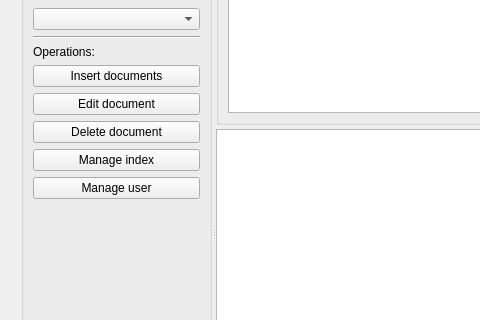
Above: qml/main.ui from naponmeka/monger before the change; both pictures show x 0 to 480 and y 86 to 406 of the 1039 by 638 pixel window. Below: the same form after it.
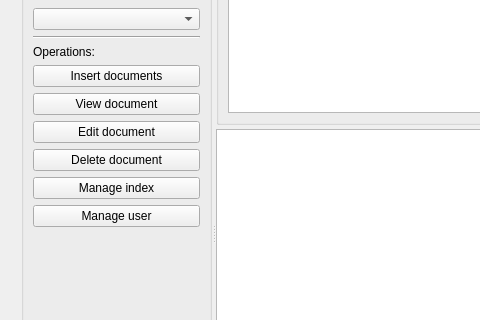
That is the form after the change.

Commit message: insert, view, delete

What changed in the file:
```diff
--- a/qml/main.ui
+++ b/qml/main.ui
@@ -102,6 +102,13 @@
          </property>
         </widget>
        </item>
+       <item>
+        <widget class="QPushButton" name="viewDocBtn">
+         <property name="text">
+          <string>View document</string>
+         </property>
+        </widget>
+       </item>
        <item>
         <widget class="QPushButton" name="editDocBtn">
          <property name="text">
```
Left out of the diff: 4 changed lines with no effect on the pictures. The commit also changes 9 other files.
